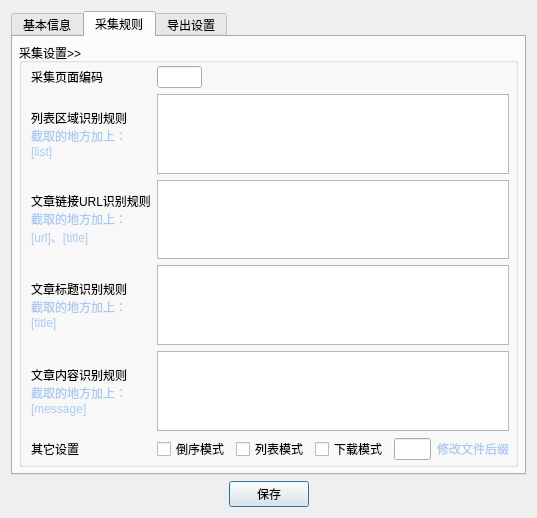
Old version of the form UI/Robot.ui in the repository leaboy/pycollect.
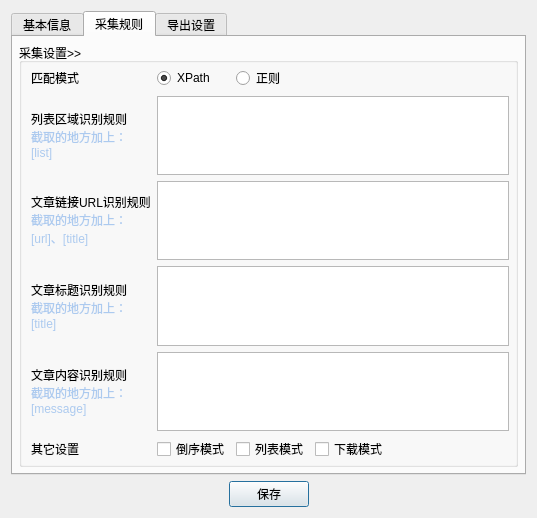
New version of the form. The open tabs and pages were chosen to show the change.

What changed in the file:
```diff
--- a/UI/Robot.ui
+++ b/UI/Robot.ui
@@ -7,7 +7,7 @@
     <x>0</x>
     <y>0</y>
     <width>537</width>
-    <height>465</height>
+    <height>462</height>
    </rect>
   </property>
   <property name="windowTitle">
@@ -494,23 +494,7 @@
             <item row="0" column="0">
              <widget class="QLabel" name="label_37">
               <property name="text">
-               <string>采集页面编码</string>
-              </property>
-             </widget>
-            </item>
-            <item row="0" column="1">
-             <widget class="QLineEdit" name="encode">
-              <property name="sizePolicy">
-               <sizepolicy hsizetype="Maximum" vsizetype="Fixed">
-                <horstretch>0</horstretch>
-                <verstretch>0</verstretch>
-               </sizepolicy>
-              </property>
-              <property name="maximumSize">
-               <size>
-                <width>45</width>
-                <height>16777215</height>
-               </size>
+               <string>匹配模式</string>
               </property>
              </widget>
             </item>
@@ -524,7 +508,7 @@
               </property>
              </widget>
             </item>
-            <item row="1" column="1">
+            <item row="1" column="1" colspan="4">
              <widget class="QPlainTextEdit" name="subjecturlrule"/>
             </item>
             <item row="2" column="0">
@@ -537,7 +521,7 @@
               </property>
              </widget>
             </item>
-            <item row="2" column="1">
+            <item row="2" column="1" colspan="4">
              <widget class="QPlainTextEdit" name="subjecturllinkrule"/>
             </item>
             <item row="3" column="0">
@@ -550,7 +534,7 @@
               </property>
              </widget>
             </item>
-            <item row="3" column="1">
+            <item row="3" column="1" colspan="4">
              <widget class="QPlainTextEdit" name="subjectrule"/>
             </item>
             <item row="4" column="0">
@@ -563,12 +547,34 @@
               </property>
              </widget>
             </item>
-            <item row="4" column="1">
+            <item row="4" column="1" colspan="4">
              <widget class="QPlainTextEdit" name="messagerule"/>
             </item>
+            <item row="5" column="0">
+             <widget class="QLabel" name="label_43">
+              <property name="text">
+               <string>其它设置</string>
+              </property>
+             </widget>
+            </item>
+            <item row="0" column="2">
+             <widget class="QRadioButton" name="rule_mode_regex">
+              <property name="text">
+               <string>正则</string>
+              </property>
+             </widget>
+            </item>
+            <item row="0" column="1">
+             <widget class="QRadioButton" name="rule_mode_xpath">
+              <property name="text">
+               <string>XPath</string>
+              </property>
+              <property name="checked">
+               <bool>true</bool>
+              </property>
+             </widget>
+            </item>
             <item row="5" column="1">
-             <layout class="QGridLayout" name="gridLayout_9">
-              <item row="0" column="0">
                <widget class="QCheckBox" name="reverseorder">
                 <property name="sizePolicy">
                  <sizepolicy hsizetype="Fixed" vsizetype="Fixed">
@@ -581,7 +587,7 @@
                 </property>
                </widget>
               </item>
-              <item row="0" column="1">
+            <item row="5" column="2">
                <widget class="QCheckBox" name="linkmode">
                 <property name="sizePolicy">
                  <sizepolicy hsizetype="Fixed" vsizetype="Fixed">
@@ -594,7 +600,7 @@
                 </property>
                </widget>
               </item>
-              <item row="0" column="2">
+            <item row="5" column="3">
                <widget class="QCheckBox" name="downloadmode">
                 <property name="sizePolicy">
                  <sizepolicy hsizetype="Fixed" vsizetype="Fixed">
@@ -607,55 +613,18 @@
                 </property>
                </widget>
               </item>
-              <item row="0" column="3">
-               <widget class="QLineEdit" name="extension">
-                <property name="sizePolicy">
-                 <sizepolicy hsizetype="Maximum" vsizetype="Fixed">
-                  <horstretch>0</horstretch>
-                  <verstretch>0</verstretch>
-                 </sizepolicy>
-                </property>
-                <property name="minimumSize">
+            <item row="5" column="4">
+             <spacer name="horizontalSpacer_3">
+              <property name="orientation">
+               <enum>Qt::Horizontal</enum>
+              </property>
+              <property name="sizeHint" stdset="0">
                  <size>
-                  <width>0</width>
-                  <height>0</height>
-                 </size>
-                </property>
-                <property name="maximumSize">
-                 <size>
-                  <width>45</width>
-                  <height>16777215</height>
-                 </size>
-                </property>
-                <property name="toolTip">
-                 <string>文件后缀，仅下载模式有效</string>
-                </property>
-                <property name="text">
-                 <string/>
-                </property>
-                <property name="maxLength">
-                 <number>10</number>
-                </property>
-               </widget>
-              </item>
-              <item row="0" column="4">
-               <widget class="QLabel" name="label_42">
-                <property name="styleSheet">
-                 <string notr="true">color: rgb(172, 202, 239);</string>
-                </property>
-                <property name="text">
-                 <string>修改文件后缀</string>
-                </property>
-               </widget>
-              </item>
-             </layout>
-            </item>
-            <item row="5" column="0">
-             <widget class="QLabel" name="label_43">
-              <property name="text">
-               <string>其它设置</string>
-              </property>
-             </widget>
+                <width>40</width>
+                <height>20</height>
+               </size>
+              </property>
+             </spacer>
             </item>
            </layout>
           </item>
```
Lines whose indentation alone changed are shown as unchanged.
